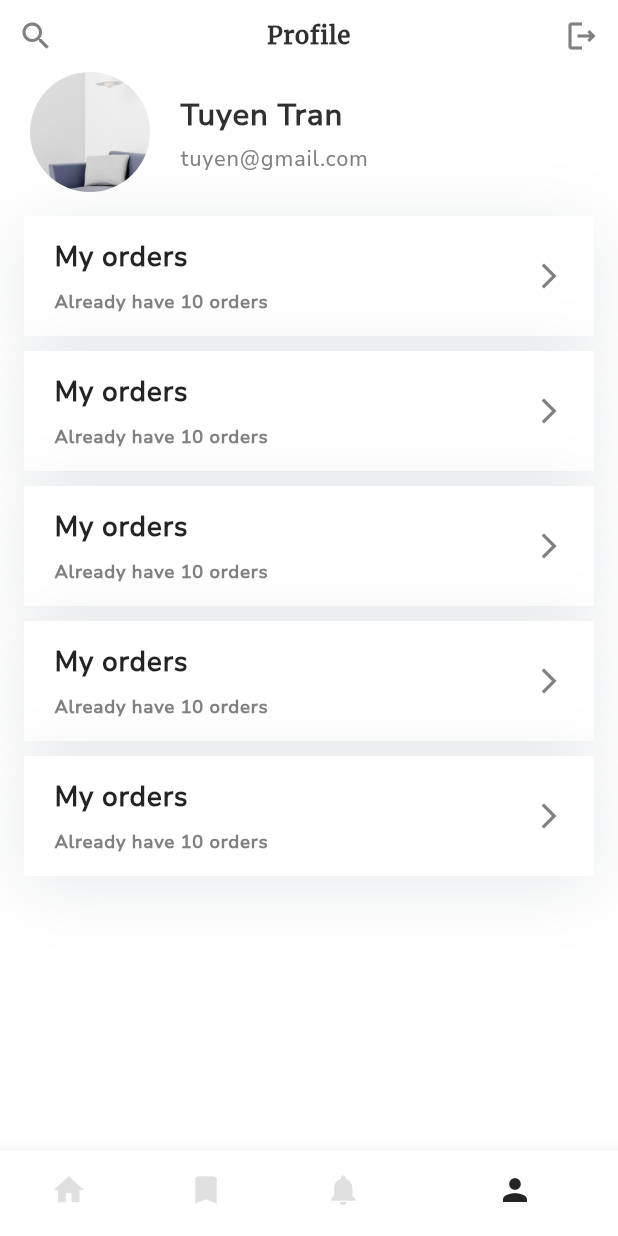
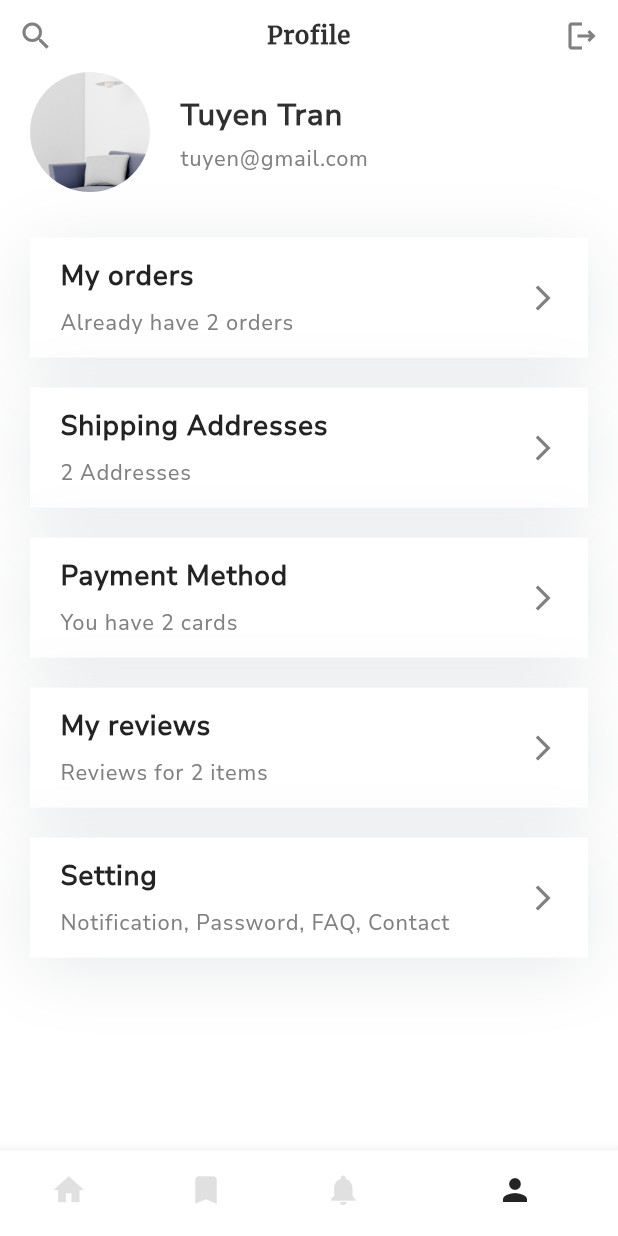
Before and after one commit to tuyentrantrong-agilityio/flutter-training-practice, a Flutter app: the ProfilePage screen opened by its route, on a phone screen of 412 x 824 dp. Run offline on Flutter 3.47's test engine with Material 3 defaults, Android fonts, the phone set to English and light mode, and no system bars; our stand-ins replace auto_route, flutter_dotenv, flutter_hooks, flutter_riverpod, flutter_svg, freezed_annotation and 4 more; accounts and stored records are empty; generated files the repository leaves out were written again.

Commit message:
update ui profile page

```diff
--- a/shopping/lib/features/main/profile/pages/profile_page.dart
+++ b/shopping/lib/features/main/profile/pages/profile_page.dart
@@ -2,10 +2,9 @@ import 'package:auto_route/auto_route.dart';
 import 'package:flutter/material.dart';
 import 'package:hooks_riverpod/hooks_riverpod.dart';
 import 'package:shopping/providers/auth_provider.dart';
-import 'package:shopping/utils/extensions/build_context_extension.dart';
+import 'package:shopping/utils/extensions/extension.dart';
 
 import '../../../../l10n/app_localizations.dart';
-
 import '../../../../router/app_router.gr.dart';
 import '../../../../shared/widgets/widget.dart';
 import '../widgets/profile_card.dart';
@@ -18,6 +17,28 @@ class ProfilePage extends StatelessWidget {
   @override
   Widget build(BuildContext context) {
     final AppLocalizations l10n = context.intl;
+    final List<Map<String, dynamic>> profileOptions = [
+      {
+        'title': l10n.myOrders,
+        'description': l10n.myOrdersDescription(2),
+      },
+      {
+        'title': l10n.shippingAddresses,
+        'description': l10n.shippingAddressesDescription(2),
+      },
+      {
+        'title': l10n.paymentMethod,
+        'description': l10n.paymentMethodDescription(2),
+      },
+      {
+        'title': l10n.myReviews,
+        'description': l10n.myReviewsDescription(2),
+      },
+      {
+        'title': l10n.settings,
+        'description': l10n.settingsDescription,
+      },
+    ];
     return MainLayout(
       body: Column(
         children: [
@@ -36,36 +57,27 @@ class ProfilePage extends StatelessWidget {
             },
           ),
           const ProfileSection(),
+          SizedBox(
+            height: context.sizeHeight(30),
+          ),
           Expanded(
-            child: ListView(
-              shrinkWrap: true,
-              padding: const EdgeInsets.all(16.0),
-              children: const [
-                ProfileCard(
-                  title: 'My orders',
-                  description: 'Already have 10 orders',
-                ),
-                SizedBox(height: 10),
-                ProfileCard(
-                  title: 'My orders',
-                  description: 'Already have 10 orders',
-                ),
-                SizedBox(height: 10),
-                ProfileCard(
-                  title: 'My orders',
-                  description: 'Already have 10 orders',
-                ),
-                SizedBox(height: 10),
-                ProfileCard(
-                  title: 'My orders',
-                  description: 'Already have 10 orders',
-                ),
-                SizedBox(height: 10),
-                ProfileCard(
-                  title: 'My orders',
-                  description: 'Already have 10 orders',
-                ),
-              ],
+            child: ListView.separated(
+              controller: ScrollController(),
+              padding: const EdgeInsets.symmetric(horizontal: 20),
+              itemCount: profileOptions.length,
+              itemBuilder: (context, index) {
+                final option = profileOptions[index];
+                return Padding(
+                  padding: const EdgeInsets.only(bottom: 10.0),
+                  child: ProfileCard(
+                    title: option['title'],
+                    description: option['description'],
+                  ),
+                );
+              },
+              separatorBuilder: (_, __) => const SizedBox(
+                height: 10,
+              ),
             ),
           ),
         ],
--- a/shopping/lib/features/main/profile/widgets/profile_card.dart
+++ b/shopping/lib/features/main/profile/widgets/profile_card.dart
@@ -27,7 +27,6 @@ class ProfileCard extends StatelessWidget {
                 color: AppColors.greenBlue50,
                 blurRadius: 40,
                 offset: Offset(0, 7),
-
               ),
             ],
           ),
@@ -52,8 +51,6 @@ class ProfileCard extends StatelessWidget {
                       description,
                       textAlign: TextAlign.justify,
                       style: textTheme.labelSmall?.copyWith(
-                        fontSize: 12,
-                        fontWeight: AppFontWeights.bold,
                         color: AppColors.gray500,
                       ),
                     ),
--- a/shopping/lib/l10n/app_localizations.dart
+++ b/shopping/lib/l10n/app_localizations.dart
@@ -207,6 +207,12 @@ abstract class AppLocalizations {
   /// **'reviews'**
   String get reviews;
 
+  /// No description provided for @newNotification.
+  ///
+  /// In en, this message translates to:
+  /// **'New'**
+  String get newNotification;
+
   /// No description provided for @myCart.
   ///
   /// In en, this message translates to:
@@ -314,6 +320,66 @@ abstract class AppLocalizations {
   /// In en, this message translates to:
   /// **'No internet connection. Please connect and try again'**
   String get noInternet;
+
+  /// No description provided for @myOrders.
+  ///
+  /// In en, this message translates to:
+  /// **'My orders'**
+  String get myOrders;
+
+  /// No description provided for @myOrdersDescription.
+  ///
+  /// In en, this message translates to:
+  /// **'Already have {count} orders'**
+  String myOrdersDescription(Object count);
+
+  /// No description provided for @shippingAddresses.
+  ///
+  /// In en, this message translates to:
+  /// **'Shipping Addresses'**
+  String get shippingAddresses;
+
+  /// No description provided for @shippingAddressesDescription.
+  ///
+  /// In en, this message translates to:
+  /// **'{count} Addresses'**
+  String shippingAddressesDescription(Object count);
+
+  /// No description provided for @paymentMethod.
+  ///
+  /// In en, this message translates to:
+  /// **'Payment Method'**
+  String get paymentMethod;
+
+  /// No description provided for @paymentMethodDescription.
+  ///
+  /// In en, this message translates to:
+  /// **'You have {count} cards'**
+  String paymentMethodDescription(Object count);
+
+  /// No description provided for @myReviews.
+  ///
+  /// In en, this message translates to:
+  /// **'My reviews'**
+  String get myReviews;
+
+  /// No description provided for @myReviewsDescription.
+  ///
+  /// In en, this message translates to:
+  /// **'Reviews for {count} items'**
+  String myReviewsDescription(Object count);
+
+  /// No description provided for @settings.
+  ///
+  /// In en, this message translates to:
+  /// **'Setting'**
+  String get settings;
+
+  /// No description provided for @settingsDescription.
+  ///
+  /// In en, this message translates to:
+  /// **'Notification, Password, FAQ, Contact'**
+  String get settingsDescription;
 }
 
 class _AppLocalizationsDelegate extends LocalizationsDelegate<AppLocalizations> {
--- a/shopping/lib/l10n/app_localizations_en.dart
+++ b/shopping/lib/l10n/app_localizations_en.dart
@@ -64,6 +64,9 @@ class AppLocalizationsEn extends AppLocalizations {
   String get reviews => 'reviews';
 
   @override
+  String get newNotification => 'New';
+
+  @override
   String get myCart => 'My cart';
 
   @override
@@ -116,4 +119,42 @@ class AppLocalizationsEn extends AppLocalizations {
 
   @override
   String get noInternet => 'No internet connection. Please connect and try again';
+
+  @override
+  String get myOrders => 'My orders';
+
+  @override
+  String myOrdersDescription(Object count) {
+    return 'Already have $count orders';
+  }
+
+  @override
+  String get shippingAddresses => 'Shipping Addresses';
+
+  @override
+  String shippingAddressesDescription(Object count) {
+    return '$count Addresses';
+  }
+
+  @override
+  String get paymentMethod => 'Payment Method';
+
+  @override
+  String paymentMethodDescription(Object count) {
+    return 'You have $count cards';
+  }
+
+  @override
+  String get myReviews => 'My reviews';
+
+  @override
+  String myReviewsDescription(Object count) {
+    return 'Reviews for $count items';
+  }
+
+  @override
+  String get settings => 'Setting';
+
+  @override
+  String get settingsDescription => 'Notification, Password, FAQ, Contact';
 }
```
